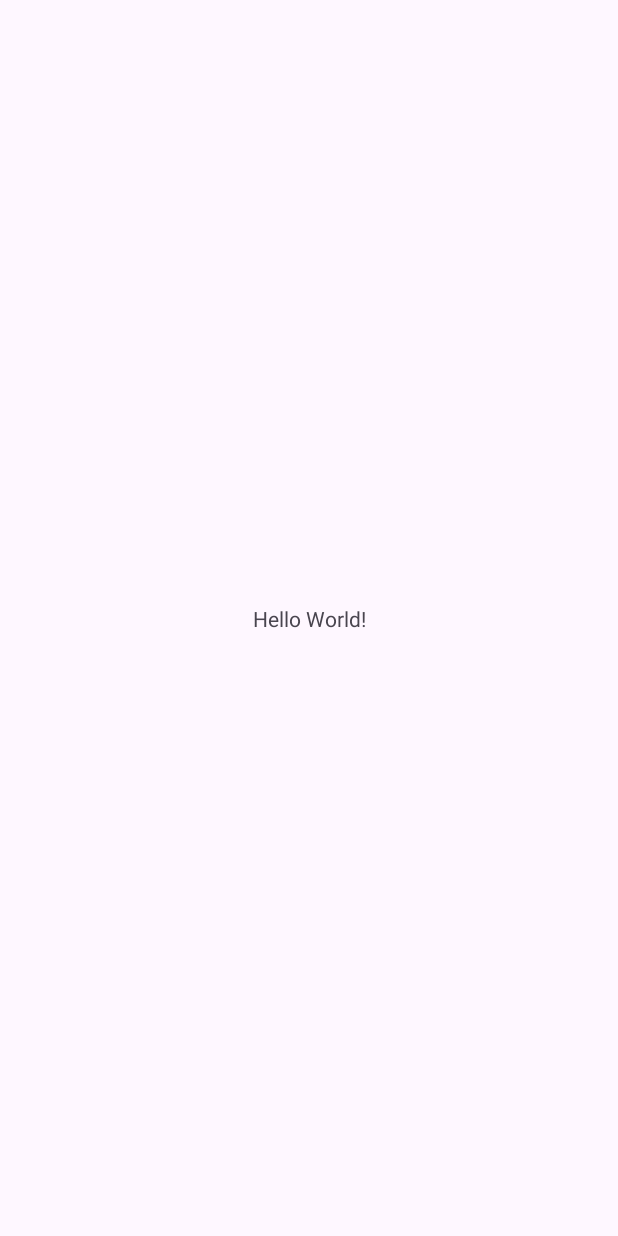
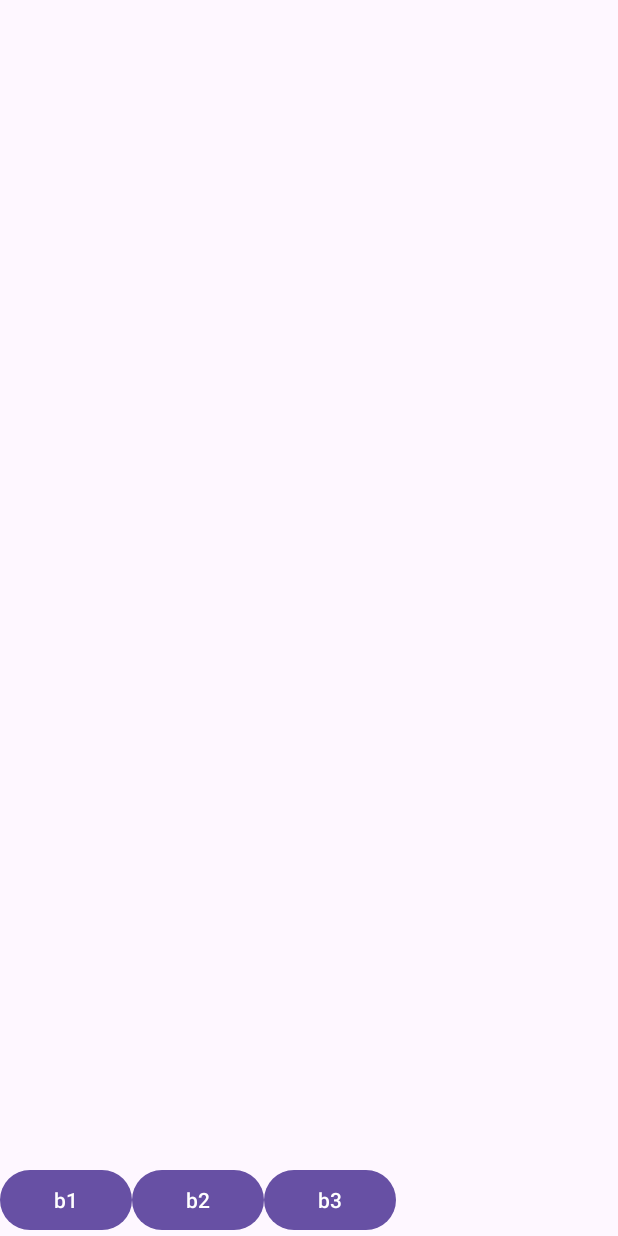
Before and after one commit to DADJOD/FragmentGeneric, an Android app: the screen it shows after launch (MainActivity), on a phone screen of 412 x 824 dp. Before the commit the screen is almost empty. Run offline under Robolectric (Android 15) with nearby library versions, the phone set to English and light mode, and no system bars.

```diff
--- a/app/src/main/res/layout/activity_main.xml
+++ b/app/src/main/res/layout/activity_main.xml
@@ -1,18 +1,43 @@
 <?xml version="1.0" encoding="utf-8"?>
-<androidx.constraintlayout.widget.ConstraintLayout xmlns:android="http://schemas.android.com/apk/res/android"
+<LinearLayout xmlns:android="http://schemas.android.com/apk/res/android"
     xmlns:app="http://schemas.android.com/apk/res-auto"
     xmlns:tools="http://schemas.android.com/tools"
     android:layout_width="match_parent"
     android:layout_height="match_parent"
+    android:orientation="vertical"
     tools:context=".MainActivity">
 
-    <TextView
+    <!-- Сюда будем помещать фрагменты -->
+    <LinearLayout
+        android:id="@+id/host"
+        android:layout_width="match_parent"
+        android:layout_height="0dp"
+        android:orientation="vertical"
+        android:layout_weight="1"
+        >
+    </LinearLayout>
+
+    <LinearLayout
+        android:orientation="horizontal"
+        android:layout_width="match_parent"
+        android:layout_height="wrap_content">
+    <Button
+        android:id="@+id/b1"
+        android:text="b1"
+        android:onClick="b1Click"
         android:layout_width="wrap_content"
-        android:layout_height="wrap_content"
-        android:text="Hello World!"
-        app:layout_constraintBottom_toBottomOf="parent"
-        app:layout_constraintEnd_toEndOf="parent"
-        app:layout_constraintStart_toStartOf="parent"
-        app:layout_constraintTop_toTopOf="parent" />
-
-</androidx.constraintlayout.widget.ConstraintLayout>
+        android:layout_height="wrap_content" />
+    <Button
+        android:id="@+id/b2"
+        android:text="b2"
+        android:onClick="b2Click"
+        android:layout_width="wrap_content"
+        android:layout_height="wrap_content" />
+    <Button
+        android:id="@+id/b3"
+        android:text="b3"
+        android:onClick="b3Click"
+        android:layout_width="wrap_content"
+        android:layout_height="wrap_content" />
+    </LinearLayout>
+</LinearLayout>
--- a/app/src/main/res/values/strings.xml
+++ b/app/src/main/res/values/strings.xml
@@ -1,3 +1,4 @@
 <resources>
     <string name="app_name">FragmentGeneric</string>
+    <string name="first_fragment">First fragment</string>
 </resources>
```
Also changed, not shown: app/src/main/java/com/example/fragmentgeneric/FirstFragment.kt (added, +20 -0 lines), app/src/main/java/com/example/fragmentgeneric/GenericFragment.kt (added, +91 -0 lines), app/src/main/java/com/example/fragmentgeneric/MainActivity.kt (+39 -1 lines), app/src/main/res/layout/fragment_first.xml (added, +12 -0 lines), app/src/main/res/layout/fragment_generic.xml (added, +14 -0 lines).
